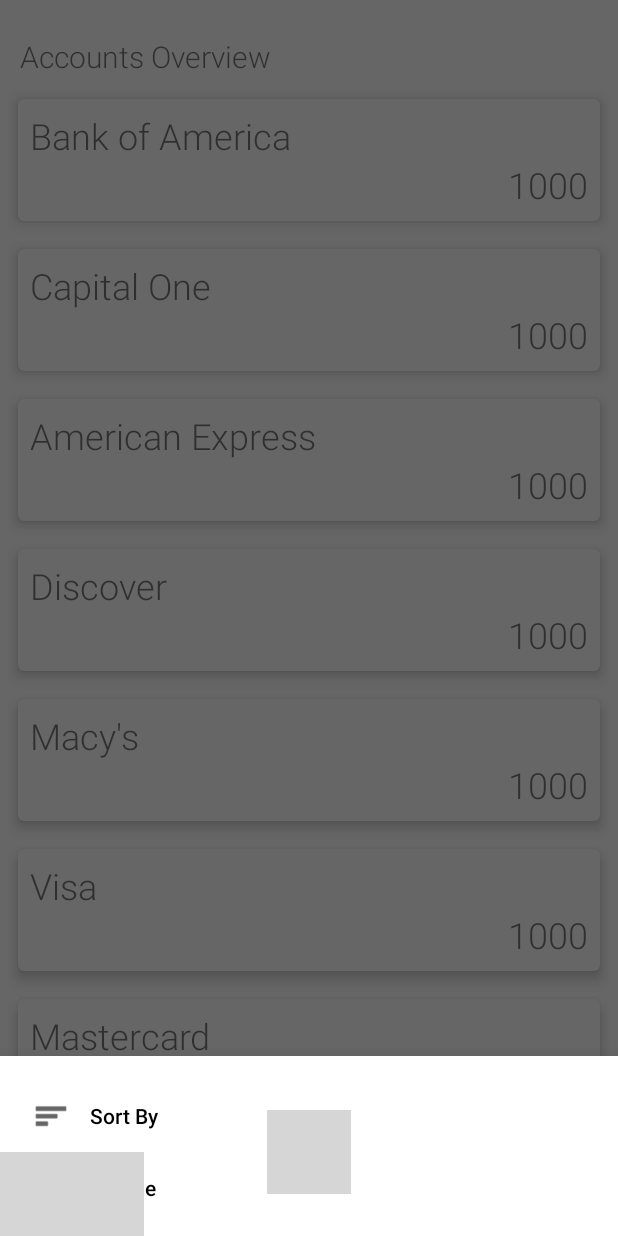
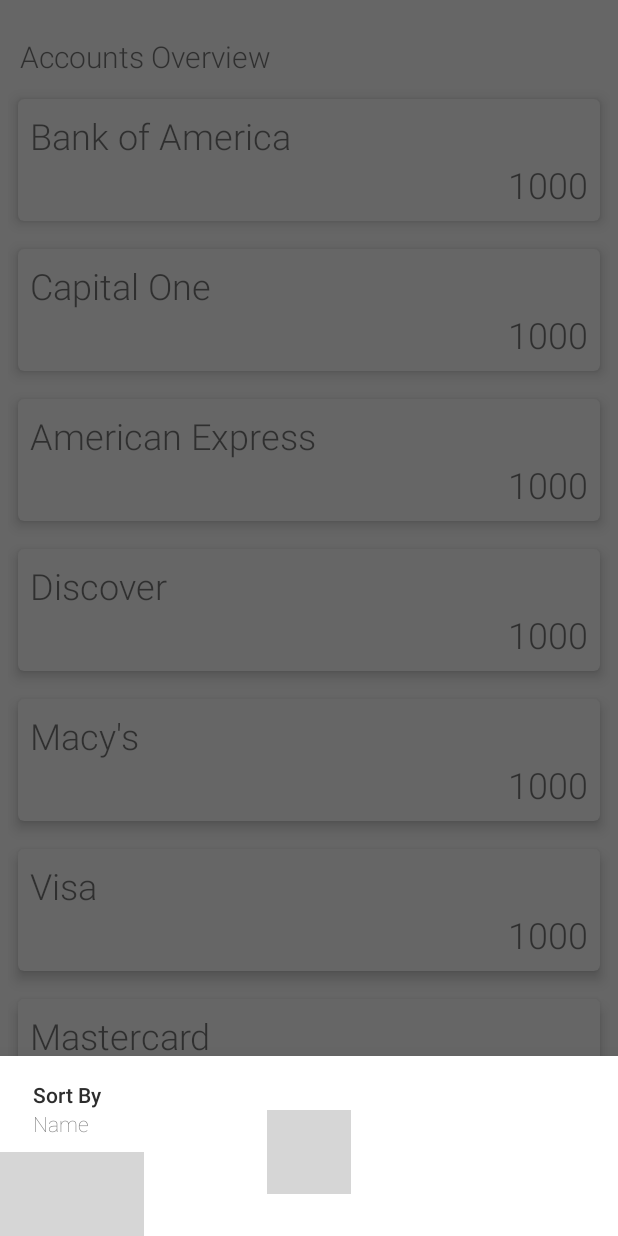
Before and after one commit to mattlavallee/checks-and-balances, an Android app: the SettingsBottomSheet screen opened through its navigation route, on a phone screen of 412 x 824 dp. Run offline under Robolectric (Android 15) with nearby library versions, the phone set to English and light mode, and no system bars; grey boxes are pictures that could not be loaded.

Commit message:
style(menu): adding custom views for menu items for something prettier

```diff
--- a/android/app/src/main/java/io/github/mattlavallee/checksandbalances/ui/navigation/SettingsBottomSheet.kt
+++ b/android/app/src/main/java/io/github/mattlavallee/checksandbalances/ui/navigation/SettingsBottomSheet.kt
@@ -1,12 +1,12 @@
 package io.github.mattlavallee.checksandbalances.ui.navigation
 
 import android.os.Bundle
-import android.view.LayoutInflater
-import android.view.View
-import android.view.ViewGroup
+import android.view.*
+import android.widget.LinearLayout
 import androidx.appcompat.app.AppCompatDelegate
 import com.google.android.material.bottomsheet.BottomSheetDialogFragment
 import com.google.android.material.navigation.NavigationView
+import com.google.android.material.textview.MaterialTextView
 import io.github.mattlavallee.checksandbalances.R
 import io.github.mattlavallee.checksandbalances.core.Preferences
 
@@ -26,6 +26,10 @@ class SettingsBottomSheet: BottomSheetDialogFragment() {
             true
         }
 
+        val themeActionLayout: LinearLayout = navigationView.menu.findItem(R.id.settings_theme).actionView as LinearLayout
+        val currThemeView: MaterialTextView = themeActionLayout.findViewById(R.id.settings_current_theme_name)
+        val currTheme = if (appPreferences.getTheme() === AppCompatDelegate.MODE_NIGHT_NO) "Light" else "Dark"
+        currThemeView.text = currTheme
         return settingsView
     }
 
--- /dev/null
+++ b/android/app/src/main/res/layout/layout_menu_item_sort_by.xml
@@ -0,0 +1,20 @@
+<?xml version="1.0" encoding="utf-8"?>
+<LinearLayout
+    xmlns:android="http://schemas.android.com/apk/res/android"
+    android:orientation="vertical"
+    android:layout_width="match_parent"
+    android:layout_height="wrap_content">
+    <com.google.android.material.textview.MaterialTextView
+        android:layout_width="match_parent"
+        android:layout_height="wrap_content"
+        android:text="@string/settings_sort_by"
+        android:textColor="@color/colorControlNormal"
+        android:textStyle="bold" />
+    <com.google.android.material.textview.MaterialTextView
+        android:id="@+id/settings_current_sort_by_name"
+        android:layout_width="match_parent"
+        android:layout_height="wrap_content"
+        android:text="Name"
+        android:textFontWeight="200"
+        android:textColor="@color/colorIconTint"/>
+</LinearLayout>
--- /dev/null
+++ b/android/app/src/main/res/layout/layout_menu_item_theme.xml
@@ -0,0 +1,19 @@
+<?xml version="1.0" encoding="utf-8"?>
+<LinearLayout
+    xmlns:android="http://schemas.android.com/apk/res/android"
+    android:orientation="vertical"
+    android:layout_width="match_parent"
+    android:layout_height="wrap_content">
+    <com.google.android.material.textview.MaterialTextView
+        android:layout_width="match_parent"
+        android:layout_height="wrap_content"
+        android:text="@string/settings_switch_theme"
+        android:textColor="@color/colorControlNormal"
+        android:textStyle="bold" />
+    <com.google.android.material.textview.MaterialTextView
+        android:id="@+id/settings_current_theme_name"
+        android:layout_width="match_parent"
+        android:layout_height="wrap_content"
+        android:textFontWeight="200"
+        android:textColor="@color/colorIconTint"/>
+</LinearLayout>
--- a/android/app/src/main/res/menu/settings_drawer_menu.xml
+++ b/android/app/src/main/res/menu/settings_drawer_menu.xml
@@ -1,13 +1,16 @@
 <?xml version="1.0" encoding="utf-8"?>
-<menu xmlns:android="http://schemas.android.com/apk/res/android">
+<menu
+    xmlns:android="http://schemas.android.com/apk/res/android"
+    xmlns:app="http://schemas.android.com/apk/res-auto"
+    xmlns:tools="http://schemas.android.com/tools">
     <group android:checkableBehavior="none">
         <item
             android:id="@+id/settings_sort"
-            android:icon="@android:drawable/ic_menu_sort_by_size"
-            android:title="@string/settings_sort_by" />
+            tools:ignore="MenuTitle"
+            app:actionLayout="@layout/layout_menu_item_sort_by" />
         <item
             android:id="@+id/settings_theme"
-            android:icon="@android:drawable/ic_menu_set_as"
-            android:title="@string/settings_theme" />
+            tools:ignore="MenuTitle"
+            app:actionLayout="@layout/layout_menu_item_theme" />
     </group>
 </menu>
--- a/android/app/src/main/res/values-night/colors.xml
+++ b/android/app/src/main/res/values-night/colors.xml
@@ -5,7 +5,7 @@
     <color name="colorSecondary">#2D2D2D</color>
     <color name="colorOnSecondary">#A5D6A7</color>
     <color name="colorOnSecondaryAlpha">#96A5D6A7</color>
-    <color name="colorControlNormal">#D9D3B8</color>
+    <color name="colorControlNormal">#FFFFFF</color>
     <color name="colorMenuItemNormal">#FFFFFF</color>
     <color name="colorIconTint">#BFBFBF</color>
 </resources>
--- a/android/app/src/main/res/values/strings.xml
+++ b/android/app/src/main/res/values/strings.xml
@@ -8,7 +8,7 @@
     <string name="fragment_account_title">Accounts Overview</string>
 
     <string name="settings_sort_by">Sort By</string>
-    <string name="settings_theme">Theme</string>
+    <string name="settings_switch_theme">Theme</string>
 
     <string name="title_home">Home</string>
     <string name="title_dashboard">Dashboard</string>
```
